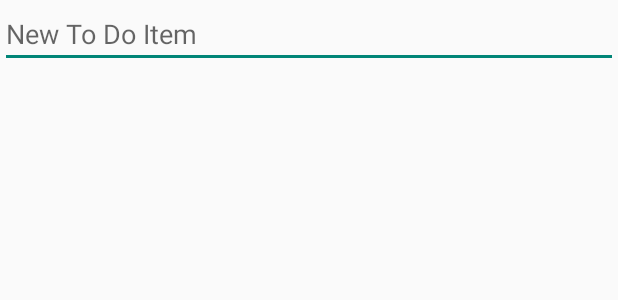
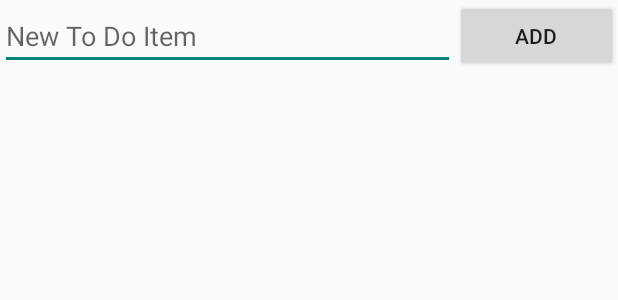
Before and after one commit to greenabomination/ToDoList, an Android app: the layout activity_to_do_list.xml on its own in the app's theme, with its tools: preview values and no code run, on a phone screen of 412 x 824 dp. Shown: the top 300 px of the screen. Run offline under Robolectric (Android 15) with nearby library versions, the phone set to English and light mode, and no system bars.

Commit message:
some message

```diff
--- a/app/src/main/res/layout/activity_to_do_list.xml
+++ b/app/src/main/res/layout/activity_to_do_list.xml
@@ -4,12 +4,31 @@
     android:layout_height="match_parent"
     android:orientation="vertical">
 
-    <EditText
-        android:id="@+id/myEditText"
+    <LinearLayout
+        android:orientation="horizontal"
         android:layout_width="match_parent"
         android:layout_height="wrap_content"
-        android:contentDescription="@string/addItemContentDescription"
-        android:hint="@string/addItemHint" />
+        android:baselineAligned="false">
+
+        <EditText
+            android:id="@+id/myEditText"
+            android:layout_width="wrap_content"
+            android:layout_height="wrap_content"
+            android:contentDescription="@string/addItemContentDescription"
+            android:hint="@string/addItemHint"
+            android:layout_weight="3"
+            android:layout_gravity="center_vertical" />
+
+        <Button
+            style="?android:attr/buttonStyleSmall"
+            android:text="add"
+            android:id="@+id/mybutton"
+            android:layout_width="wrap_content"
+            android:layout_height="wrap_content"
+            android:layout_weight="1"
+            android:layout_gravity="center_vertical" />
+
+    </LinearLayout>
 
     <ListView
         android:id="@+id/myListView"
--- a/app/src/main/res/values/strings.xml
+++ b/app/src/main/res/values/strings.xml
@@ -5,5 +5,6 @@
     <string name="action_settings">Settings</string>
     <string name="addItemHint">New To Do Item</string>
     <string name="addItemContentDescription">New To Do Item</string>
+    <string name="hello_blank_fragment">Hello blank fragment</string>
 
 </resources>
```
Also changed, not shown: app/src/main/java/com/greenapp/todolist/to_dolist/ToDoListActivity.java (+14 -4 lines), app/src/main/res/layout/new_item_fragment.xml (added, +8 -0 lines).
